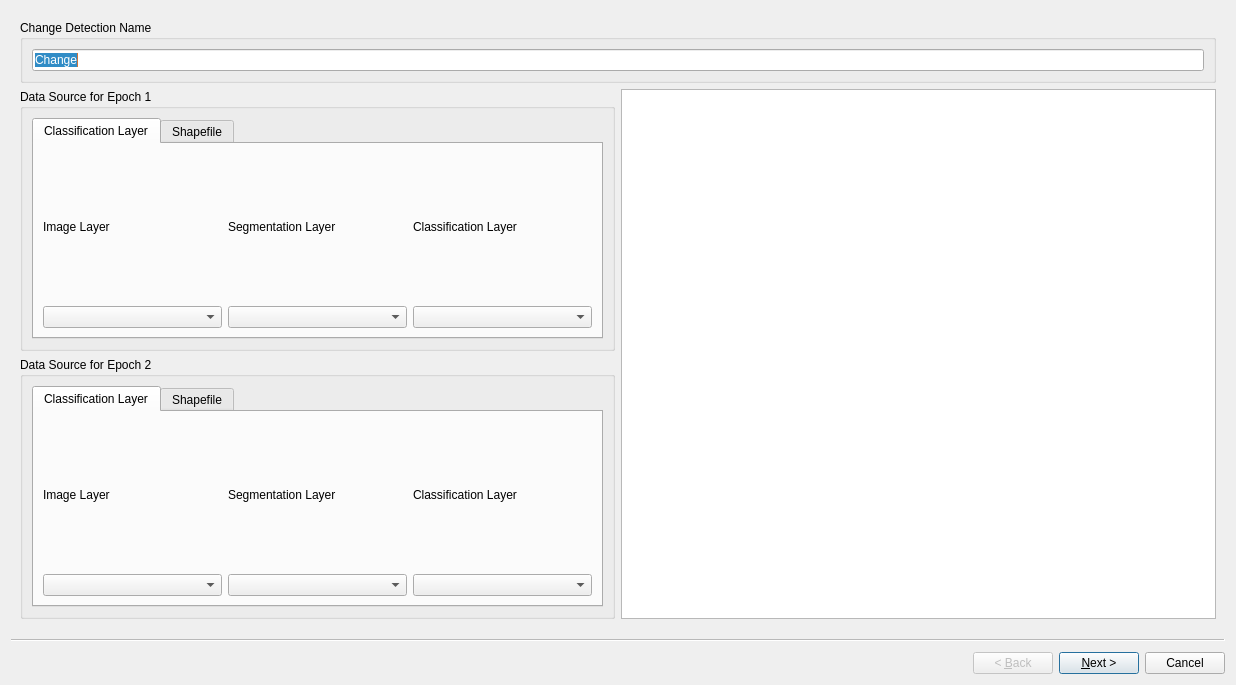
This is CDTStudio/Wizards/wizardvectorchangedetection.ui in chenguanzhou/CDTStudio as Qt 5 draws it before an edit. The edited form follows.
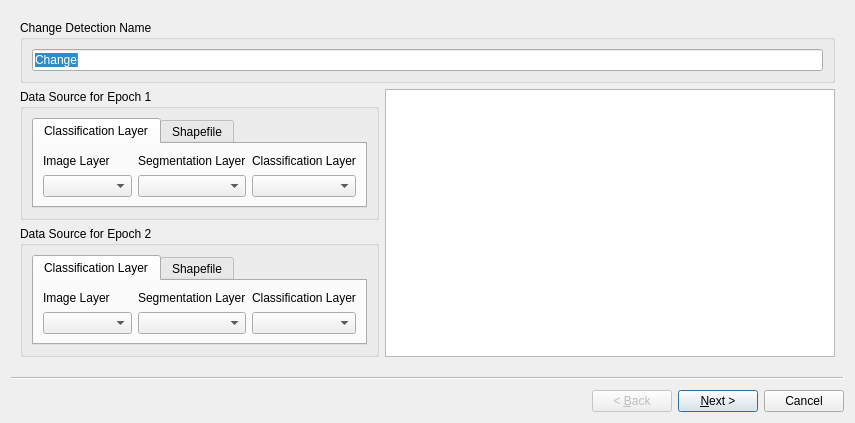
This is the edited form.

Patch:
```diff
--- a/CDTStudio/Wizards/wizardvectorchangedetection.ui
+++ b/CDTStudio/Wizards/wizardvectorchangedetection.ui
@@ -6,10 +6,16 @@
    <rect>
     <x>0</x>
     <y>0</y>
-    <width>1236</width>
-    <height>685</height>
+    <width>855</width>
+    <height>379</height>
    </rect>
   </property>
+  <property name="sizePolicy">
+   <sizepolicy hsizetype="Expanding" vsizetype="Preferred">
+    <horstretch>0</horstretch>
+    <verstretch>0</verstretch>
+   </sizepolicy>
+  </property>
   <property name="windowTitle">
    <string>Vector Change Detection Wizard</string>
   </property>
@@ -17,6 +23,12 @@
    <enum>QWizard::ClassicStyle</enum>
   </property>
   <widget class="QWizardPage" name="wizardPage1_DataSource">
+   <property name="sizePolicy">
+    <sizepolicy hsizetype="Expanding" vsizetype="Expanding">
+     <horstretch>0</horstretch>
+     <verstretch>0</verstretch>
+    </sizepolicy>
+   </property>
    <layout class="QVBoxLayout" name="verticalLayout_4">
     <item>
      <widget class="QGroupBox" name="groupBox">
@@ -220,6 +232,12 @@
       </item>
       <item>
        <widget class="QTextEdit" name="textEditDataSource">
+        <property name="sizePolicy">
+         <sizepolicy hsizetype="Preferred" vsizetype="Preferred">
+          <horstretch>0</horstretch>
+          <verstretch>0</verstretch>
+         </sizepolicy>
+        </property>
         <property name="minimumSize">
          <size>
           <width>450</width>
```
